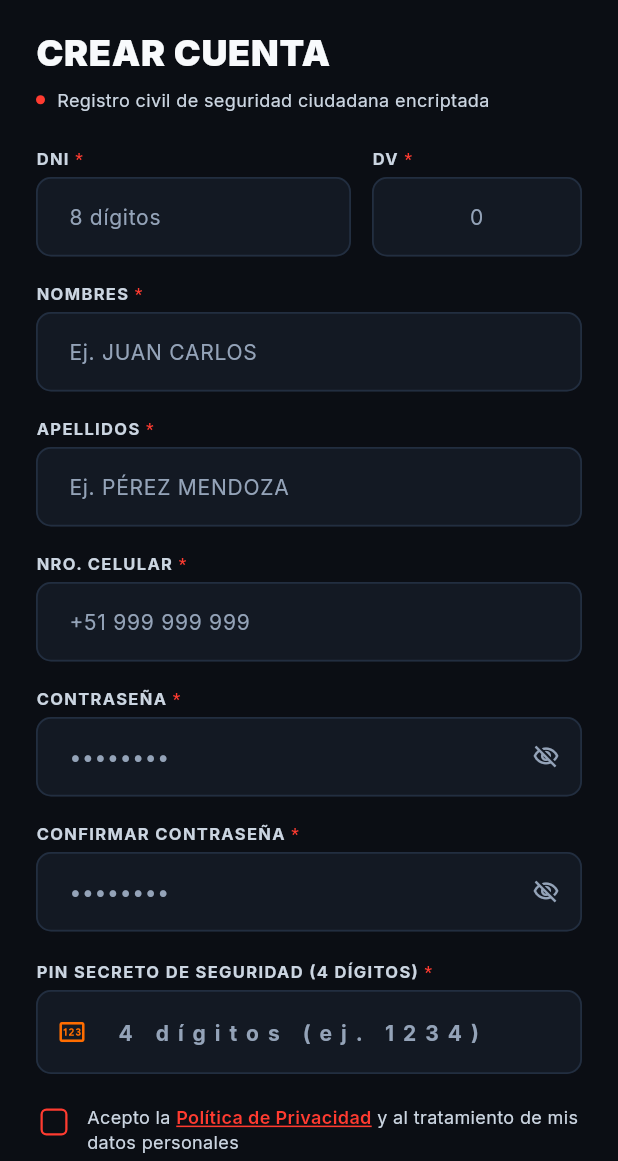
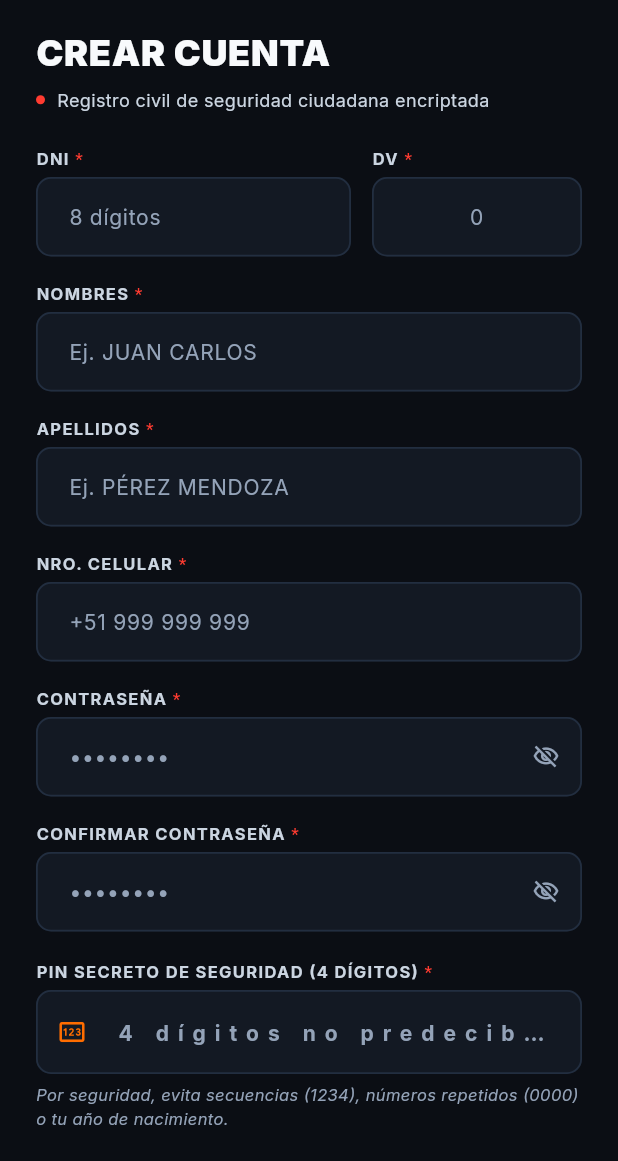
Before and after one commit to titinashe123/Seguridad-Panico, a Flutter app: the RegisterView screen opened directly, on a phone screen of 412 x 824 dp, the part 75-1236 px from its top. Run offline on Flutter 3.47's test engine with Material 3 defaults, Android fonts, the phone set to English and light mode, and no system bars; our stand-ins replace flutter_secure_storage, geolocator, google_fonts, image_picker, local_auth, sensors_plus and 1 more; accounts and stored records are empty.

Commit message:
fix(sec): validar y bloquear pins debiles (1234, 0000, secuencias y anos de nacimiento) segun documento de seguridad

```diff
--- a/lib/ui/features/auth/register_view.dart
+++ b/lib/ui/features/auth/register_view.dart
@@ -90,8 +90,9 @@ class _RegisterViewState extends State<RegisterView> {
       _showError('Contraseña incorrecta');
       return;
     }
-    if (pin.isEmpty || pin.length != 4) {
-      _showError('El PIN secreto debe ser de exactamente 4 dígitos.');
+    final pinSecurityError = AuthService.validatePinSecurity(pin);
+    if (pinSecurityError != null) {
+      _showError(pinSecurityError);
       return;
     }
     if (!_acceptTerms) {
@@ -883,13 +884,22 @@ class _RegisterViewState extends State<RegisterView> {
                         letterSpacing: 6,
                       ),
                       decoration: const InputDecoration(
-                        hintText: '4 dígitos (ej. 1234)',
+                        hintText: '4 dígitos no predecibles',
                         counterText: '',
                         prefixIcon: Icon(
                           Icons.pin_outlined,
                           color: AppColors.accentOrange,
                           size: 20,
                         ),
+                      ),
+                    ),
+                    const SizedBox(height: 6),
+                    Text(
+                      'Por seguridad, evita secuencias (1234), números repetidos (0000) o tu año de nacimiento.',
+                      style: GoogleFonts.inter(
+                        fontSize: 11,
+                        color: AppColors.textMuted,
+                        fontStyle: FontStyle.italic,
                       ),
                     ),
 
```
Also changed, not shown: lib/data/services/auth_service.dart (+43 -1 lines), lib/ui/features/navigation/main_layout_view.dart (+12 -0 lines).
